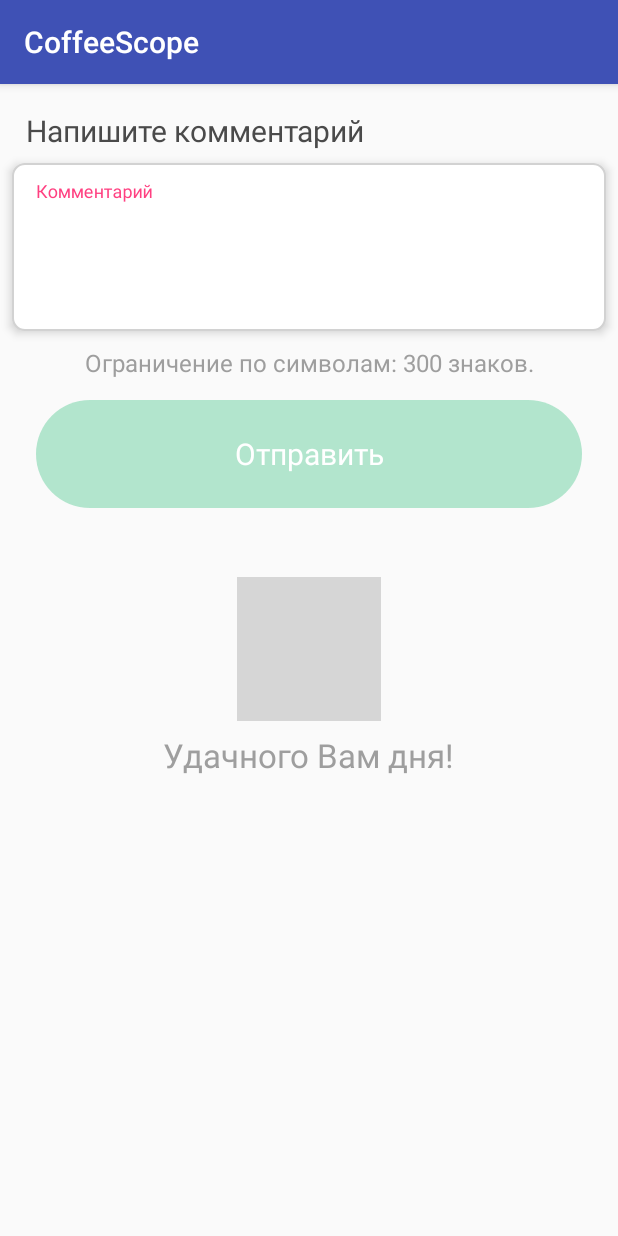
After one commit to GorniyGor/CoffeeScope_Client_Android, an Android app: the fragment FeedbackFragment shown on its own in the app's theme, on a phone screen of 412 x 824 dp. The commit adds this screen. Run offline under Robolectric (Android 15) with nearby library versions, the phone set to English and light mode, and no system bars; grey boxes are pictures that could not be loaded.

Commit message:
База вьюхи

```diff
--- a/app/src/main/AndroidManifest.xml
+++ b/app/src/main/AndroidManifest.xml
@@ -31,7 +31,7 @@
         -->
         <meta-data
             android:name="com.google.android.geo.API_KEY"
-            android:value="@string/google_maps_key" />
+            android:value="@string/google_maps_key"/>
 
         <activity
             android:name=".main_map.view.MapsActivity"
@@ -39,51 +39,53 @@
             android:screenOrientation="portrait"
             android:theme="@style/AppTheme.MainMapStyle">
             <intent-filter>
-                <action android:name="android.intent.action.MAIN" />
+                <action android:name="android.intent.action.MAIN"/>
 
-                <category android:name="android.intent.category.LAUNCHER" />
+                <category android:name="android.intent.category.LAUNCHER"/>
             </intent-filter>
         </activity>
         <activity
             android:name=".coffee_ingredients.view.CoffeeIngredientsActivity"
             android:label="@string/app_name"
             android:screenOrientation="portrait"
-            android:theme="@style/AppThemeRed" />
+            android:theme="@style/AppThemeRed"/>
         <activity
             android:name=".order.view.OrderActivity"
             android:label="@string/app_name"
             android:screenOrientation="portrait"
-            android:theme="@style/AppThemeRedAndGreen" />
+            android:theme="@style/AppThemeRedAndGreen"/>
         <activity
             android:name=".introduction.authorization.IntroductionAuthorizationActivity"
             android:label="@string/app_name"
             android:screenOrientation="portrait"
-            android:theme="@style/IntroductionTheme" />
-
+            android:theme="@style/IntroductionTheme"/>
         <activity
             android:name=".introduction.reset_password.IntroductionResetPasswordActivity"
             android:label="@string/app_name"
             android:screenOrientation="portrait"
             android:theme="@style/IntroductionTheme">
-
         </activity>
-
         <activity
             android:name=".introduction.registration.IntroductionRegistrationActivity"
             android:label="@string/app_name"
             android:screenOrientation="portrait"
             android:theme="@style/IntroductionTheme"
-            android:windowSoftInputMode="adjustResize" />
+            android:windowSoftInputMode="adjustResize"/>
         <activity
             android:name=".profile.ProfileActivity"
             android:label="@string/app_name"
             android:screenOrientation="portrait"
             android:theme="@style/IntroductionTheme"
-            android:windowSoftInputMode="adjustResize|stateHidden" />
+            android:windowSoftInputMode="adjustResize|stateHidden"/>
         <activity
             android:name=".profile.change_password.ChangePasswordActivity"
             android:screenOrientation="portrait"
-            android:theme="@style/IntroductionTheme" />
+            android:theme="@style/IntroductionTheme"/>
+        <activity
+            android:name=".profile.feedback.FeedbackActivity"
+            android:screenOrientation="portrait"
+            android:theme="@style/IntroductionTheme">
+        </activity>
     </application>
 
 </manifest>
--- a/app/src/main/java/com/example/adm1n/coffeescope/profile/ProfileFragment.java
+++ b/app/src/main/java/com/example/adm1n/coffeescope/profile/ProfileFragment.java
@@ -10,13 +10,13 @@ import android.view.LayoutInflater;
 import android.view.View;
 import android.view.ViewGroup;
 import android.widget.Button;
-import android.widget.Toast;
 
 import com.example.adm1n.coffeescope.BaseFragment;
 import com.example.adm1n.coffeescope.R;
 import com.example.adm1n.coffeescope.custom_view.GreatEditText;
 import com.example.adm1n.coffeescope.main_map.view.MapsActivity;
 import com.example.adm1n.coffeescope.profile.change_password.ChangePasswordActivity;
+import com.example.adm1n.coffeescope.profile.feedback.FeedbackActivity;
 import com.jakewharton.rxbinding2.widget.RxTextView;
 import com.jakewharton.rxbinding2.widget.TextViewAfterTextChangeEvent;
 
@@ -83,7 +83,7 @@ public class ProfileFragment extends BaseFragment implements IProfileView {
         view.findViewById(R.id.cv_feedback).setOnClickListener(new View.OnClickListener() {
             @Override
             public void onClick(View v) {
-                Toast.makeText(getContext(), "Фидбэк", Toast.LENGTH_SHORT).show();
+                startActivity(new Intent(getContext(), FeedbackActivity.class));
             }
         });
         view.findViewById(R.id.cv_change_password).setOnClickListener(new View.OnClickListener() {
--- /dev/null
+++ b/app/src/main/java/com/example/adm1n/coffeescope/profile/feedback/FeedbackActivity.java
@@ -0,0 +1,18 @@
+package com.example.adm1n.coffeescope.profile.feedback;
+
+import android.os.Bundle;
+
+import com.example.adm1n.coffeescope.BaseActivityWithToolbar;
+import com.example.adm1n.coffeescope.R;
+
+public class FeedbackActivity extends BaseActivityWithToolbar {
+
+    @Override
+    public void onCreate(Bundle savedInstanceState) {
+        super.onCreate(savedInstanceState);
+        toolbarTitle.setText("Обратная связь");
+        if (savedInstanceState == null) {
+            getSupportFragmentManager().beginTransaction().replace(R.id.container, new FeedbackFragment()).commit();
+        }
+    }
+}
--- /dev/null
+++ b/app/src/main/java/com/example/adm1n/coffeescope/profile/feedback/FeedbackFragment.java
@@ -0,0 +1,20 @@
+package com.example.adm1n.coffeescope.profile.feedback;
+
+import android.os.Bundle;
+import android.support.annotation.Nullable;
+import android.support.v4.app.Fragment;
+import android.view.LayoutInflater;
+import android.view.View;
+import android.view.ViewGroup;
+
+import com.example.adm1n.coffeescope.R;
+
+public class FeedbackFragment extends Fragment {
+
+    @Nullable
+    @Override
+    public View onCreateView(LayoutInflater inflater, @Nullable ViewGroup container, @Nullable Bundle savedInstanceState) {
+        View view = inflater.inflate(R.layout.fragment_feedback, null);
+        return view;
+    }
+}
--- /dev/null
+++ b/app/src/main/res/layout/fragment_feedback.xml
@@ -0,0 +1,90 @@
+<?xml version="1.0" encoding="utf-8"?>
+<android.support.constraint.ConstraintLayout
+    xmlns:android="http://schemas.android.com/apk/res/android"
+    xmlns:app="http://schemas.android.com/apk/res-auto"
+    android:layout_width="match_parent"
+    android:layout_height="match_parent">
+
+    <TextView
+        android:id="@+id/textView"
+        android:layout_width="wrap_content"
+        android:layout_height="wrap_content"
+        android:layout_marginLeft="17dp"
+        android:layout_marginStart="17dp"
+        android:layout_marginTop="17dp"
+        android:text="Напишите комментарий"
+        android:textColor="#4a4a4a"
+        android:textSize="20sp"
+        app:layout_constraintLeft_toLeftOf="parent"
+        app:layout_constraintTop_toTopOf="parent"/>
+
+    <com.example.adm1n.coffeescope.custom_view.GreatEditText
+        android:id="@+id/greatEditText"
+        android:layout_width="0dp"
+        android:layout_height="112dp"
+        android:layout_margin="8dp"
+        android:layout_marginTop="13dp"
+        app:cardCornerRadius="8dp"
+        app:hint="Комментарий"
+        app:cardElevation="4dp"
+        app:layout_constraintLeft_toLeftOf="parent"
+        app:layout_constraintRight_toRightOf="parent"
+        app:layout_constraintTop_toBottomOf="@+id/textView"/>
+
+    <TextView
+        android:id="@+id/textView2"
+        android:layout_width="wrap_content"
+        android:layout_height="wrap_content"
+        android:layout_marginLeft="8dp"
+        android:layout_marginRight="8dp"
+        android:layout_marginTop="10dp"
+        android:text="Ограничение по символам: 300 знаков."
+        android:textColor="#9e9e9e"
+        android:textSize="16sp"
+        app:layout_constraintLeft_toLeftOf="parent"
+        app:layout_constraintRight_toRightOf="parent"
+        app:layout_constraintTop_toBottomOf="@+id/greatEditText"
+        android:layout_marginStart="8dp"
+        android:layout_marginEnd="8dp"/>
+
+    <Button
+        android:id="@+id/save_profile_button"
+        style="@style/button"
+        android:layout_width="0dp"
+        android:layout_height="72dp"
+        android:background="@drawable/green_btn_selector"
+        android:enabled="false"
+        android:text="Отправить"
+        android:layout_marginRight="24dp"
+        app:layout_constraintRight_toRightOf="parent"
+        android:layout_marginLeft="24dp"
+        app:layout_constraintLeft_toLeftOf="parent"
+        android:layout_marginTop="14dp"
+        app:layout_constraintTop_toBottomOf="@+id/textView2"/>
+
+    <ImageView
+        android:id="@+id/imageView"
+        android:layout_width="wrap_content"
+        android:layout_height="wrap_content"
+        app:srcCompat="@drawable/art_1"
+        android:layout_marginTop="46dp"
+        app:layout_constraintTop_toBottomOf="@+id/save_profile_button"
+        android:layout_marginLeft="8dp"
+        app:layout_constraintLeft_toLeftOf="parent"
+        android:layout_marginRight="8dp"
+        app:layout_constraintRight_toRightOf="parent"/>
+
+    <TextView
+        android:id="@+id/textView3"
+        android:layout_width="wrap_content"
+        android:layout_height="wrap_content"
+        android:layout_marginLeft="8dp"
+        android:layout_marginRight="8dp"
+        android:layout_marginTop="8dp"
+        android:text="Удачного Вам дня!"
+        android:textColor="#9e9e9e"
+        android:textSize="22sp"
+        app:layout_constraintLeft_toLeftOf="parent"
+        app:layout_constraintRight_toRightOf="parent"
+        app:layout_constraintTop_toBottomOf="@+id/imageView"/>
+</android.support.constraint.ConstraintLayout>
```
